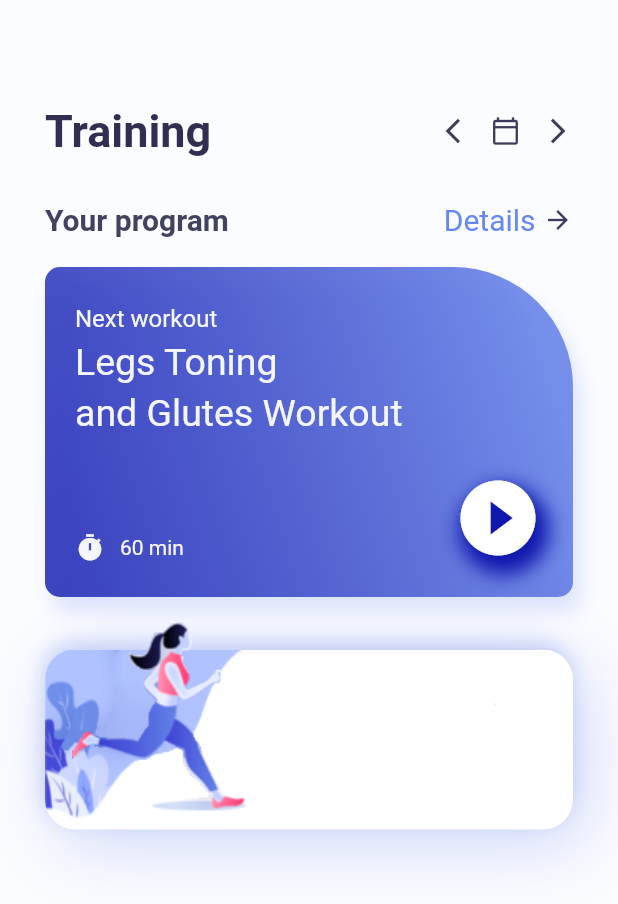
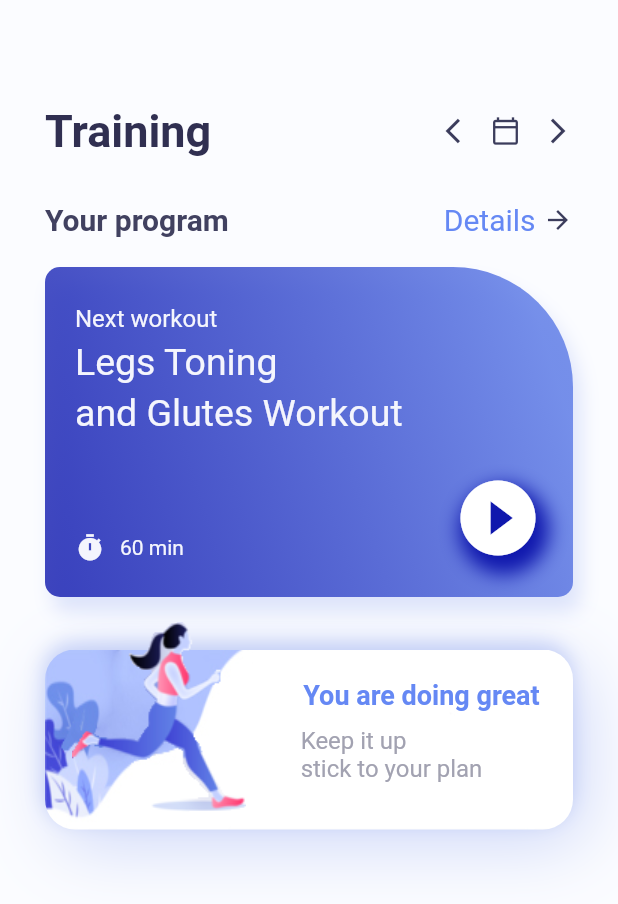
Before and after one commit to MonikaSliciute/fitness-video-player, a Flutter app: the screen it shows after launch, on a phone screen of 412 x 824 dp. Shown: the top 904 px of the screen. Run offline on Flutter 3.47's test engine with Material 2 defaults, Android fonts, the phone set to English and light mode, and no system bars.

Commit message:
row 4 layout

```diff
--- a/lib/home_page.dart
+++ b/lib/home_page.dart
@@ -233,6 +233,46 @@ class _HomePageState extends State<HomePage> {
                       ),
                     ),
                   ),
+                  Container(
+                    width: double.maxFinite,
+                    height: 100,
+                    margin: const EdgeInsets.only(
+                      left: 150,
+                      top: 50,
+                    ),
+                    child: Column(
+                      children: [
+                        Text(
+                          "You are doing great",
+                          style: TextStyle(
+                            fontSize: 18,
+                            fontWeight: FontWeight.bold,
+                            color: color.AppColor.homePageDetail,
+                          ),
+                        ),
+                        SizedBox(
+                          height: 10,
+                        ),
+                        Container(
+                          margin: const EdgeInsets.only(right: 40),
+                          child: RichText(
+                            text: TextSpan(
+                              text: "Keep it up\n",
+                              style: TextStyle(
+                                color: color.AppColor.homePagePlanColor,
+                                fontSize: 16,
+                              ),
+                              children: [
+                                TextSpan(
+                                  text: "stick to your plan",
+                                ),
+                              ],
+                            ),
+                          ),
+                        )
+                      ],
+                    ),
+                  ),
                 ],
               ),
             ),
```
